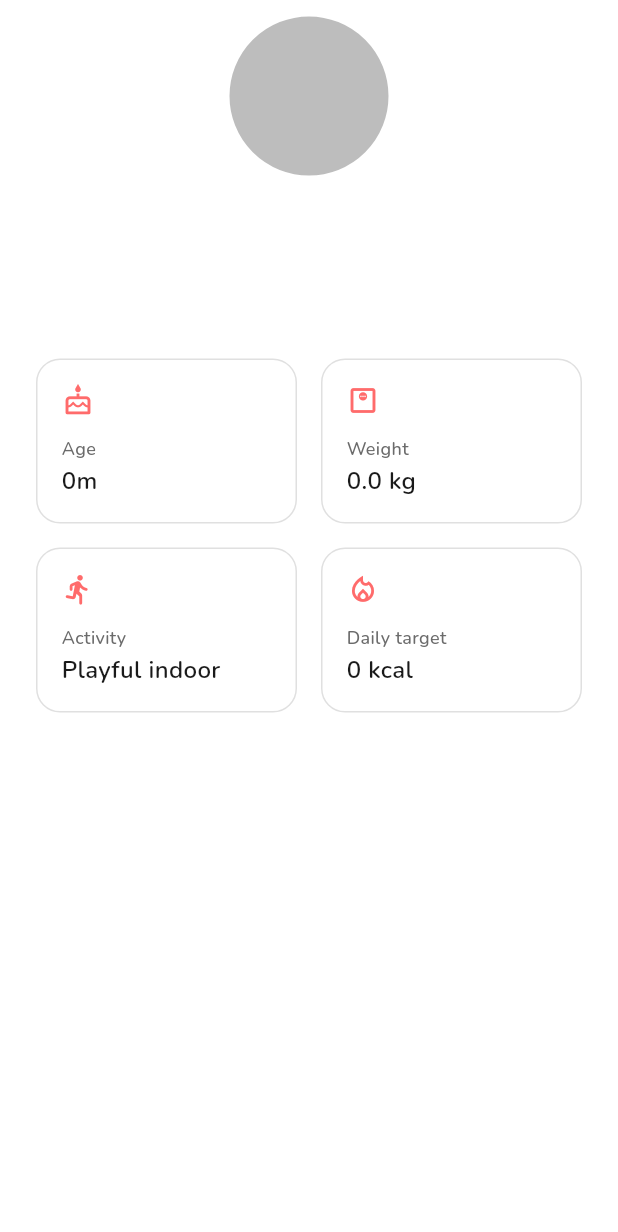
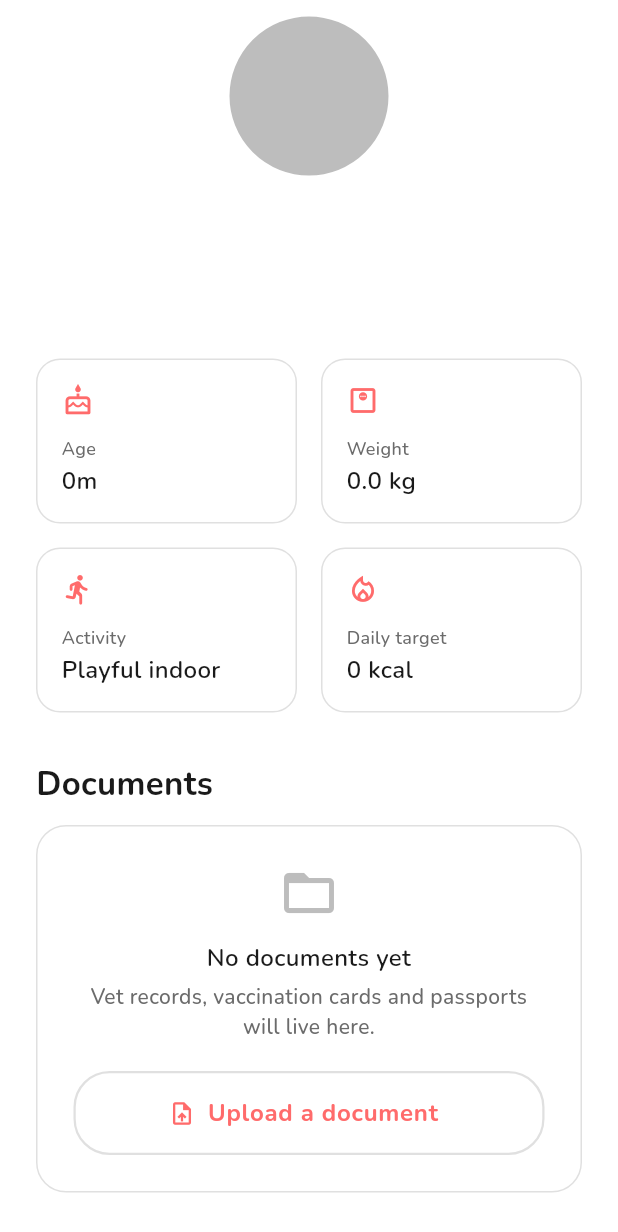
Before and after one commit to dhruvin-sarkar/Neko, a Flutter app: the _CatProfileBody widget shown alone on an empty page, opened directly with empty values, on a phone screen of 412 x 824 dp. Shown: the top 1232 px of the screen. Run offline on Flutter 3.47's test engine with Material 3 defaults, Android fonts, the phone set to English and light mode, and no system bars; our stand-ins replace audioplayers, cached_network_image, cloud_firestore, firebase_auth, firebase_core, firebase_storage and 12 more; missing offline and left inert: chiclet; accounts and stored records are empty; generated files the repository leaves out were written again.

Commit message:
Add cat photo step with upload and flesh out profile screen

```diff
--- a/lib/features/onboarding/models/onboarding_draft.dart
+++ b/lib/features/onboarding/models/onboarding_draft.dart
@@ -17,6 +17,7 @@ class OnboardingDraft with _$OnboardingDraft {
     DateTime? birthday,
     String? colorType,
     String? activityLevel,
+    String? photoPath,
   }) = _OnboardingDraft;
 
   /// Total age in months across the years and months fields.
--- a/lib/features/profiles/ui/profile_detail_screen.dart
+++ b/lib/features/profiles/ui/profile_detail_screen.dart
@@ -128,6 +128,10 @@ class _CatProfileBody extends StatelessWidget {
                     ),
                   ],
                 ),
+                const SizedBox(height: 32),
+                Text('Documents', style: AppTextStyles.headlineLarge),
+                const SizedBox(height: 12),
+                const _DocumentsPlaceholder(),
               ]
               .animate(interval: 70.ms)
               .fadeIn(duration: 250.ms)
@@ -175,6 +179,60 @@ class _StatCard extends StatelessWidget {
   }
 }
 
+class _DocumentsPlaceholder extends StatelessWidget {
+  const _DocumentsPlaceholder();
+
+  @override
+  Widget build(BuildContext context) {
+    return Container(
+      width: double.infinity,
+      padding: const EdgeInsets.all(24),
+      decoration: BoxDecoration(
+        color: AppColors.surfaceCard,
+        borderRadius: BorderRadius.circular(20),
+        border: Border.all(color: AppColors.border),
+      ),
+      child: Column(
+        children: [
+          Icon(
+            Icons.folder_open_outlined,
+            size: 40,
+            color: AppColors.textDisabled,
+          ),
+          const SizedBox(height: 12),
+          Text(
+            'No documents yet',
+            style: AppTextStyles.bodyLarge,
+            textAlign: TextAlign.center,
+          ),
+          const SizedBox(height: 4),
+          Text(
+            'Vet records, vaccination cards and passports will live here.',
+            style: AppTextStyles.bodyMedium.copyWith(
+              color: AppColors.textSecondary,
+            ),
+            textAlign: TextAlign.center,
+          ),
+          const SizedBox(height: 20),
+          OutlinedButton.icon(
+            onPressed: () {
+              ScaffoldMessenger.of(context)
+                ..hideCurrentSnackBar()
+                ..showSnackBar(
+                  const SnackBar(
+                    content: Text('Document uploads are coming soon.'),
+                  ),
+                );
+            },
+            icon: const Icon(Icons.upload_file_outlined),
+            label: const Text('Upload a document'),
+          ),
+        ],
+      ),
+    );
+  }
+}
+
 class _NotFound extends StatelessWidget {
   const _NotFound();
 
--- a/lib/features/profiles/ui/widgets/neko_nav_pill.dart
+++ b/lib/features/profiles/ui/widgets/neko_nav_pill.dart
@@ -85,7 +85,7 @@ class _NavItem extends StatelessWidget {
           width: 48,
           height: 48,
           decoration: BoxDecoration(
-            color: selected ? Colors.black : Colors.transparent,
+            color: selected ? AppColors.primary : Colors.transparent,
             shape: BoxShape.circle,
           ),
           child: Icon(
--- a/pubspec.yaml
+++ b/pubspec.yaml
@@ -29,6 +29,9 @@ dependencies:
   cloud_firestore: ^4.13.0
   firebase_storage: ^11.6.0
   google_sign_in: ^6.2.0
+
+  # Cat photo capture / selection
+  image_picker: ^1.1.2
 
   # Environment secrets
   flutter_dotenv: ^5.1.0
```
Also changed, not shown: lib/features/onboarding/data/onboarding_repository.dart (+45 -1 lines), lib/features/onboarding/providers/onboarding_provider.dart (+16 -8 lines), lib/features/onboarding/ui/onboarding_flow_view.dart (+6 -4 lines), lib/features/onboarding/ui/steps/photo_step.dart (added, +120 -0 lines), lib/shared/services/image_picker_service.dart (added, +36 -0 lines), lib/features/onboarding/data/onboarding_repository.g.dart, lib/features/onboarding/models/onboarding_draft.freezed.dart, lib/features/onboarding/providers/onboarding_provider.g.dart, lib/shared/services/image_picker_service.g.dart (added), pubspec.lock, 6 other files.
